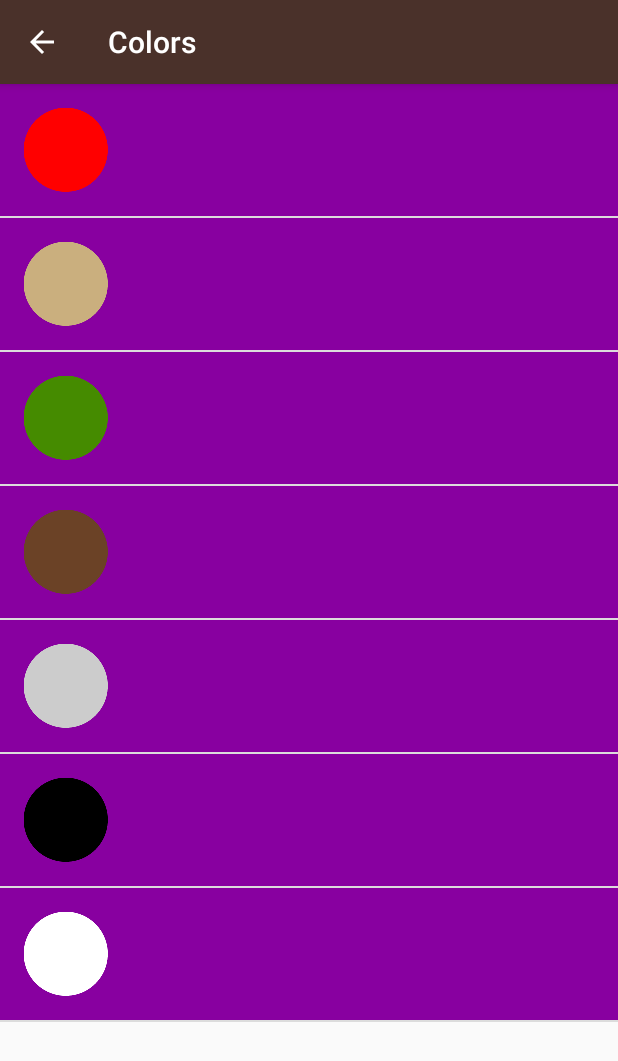
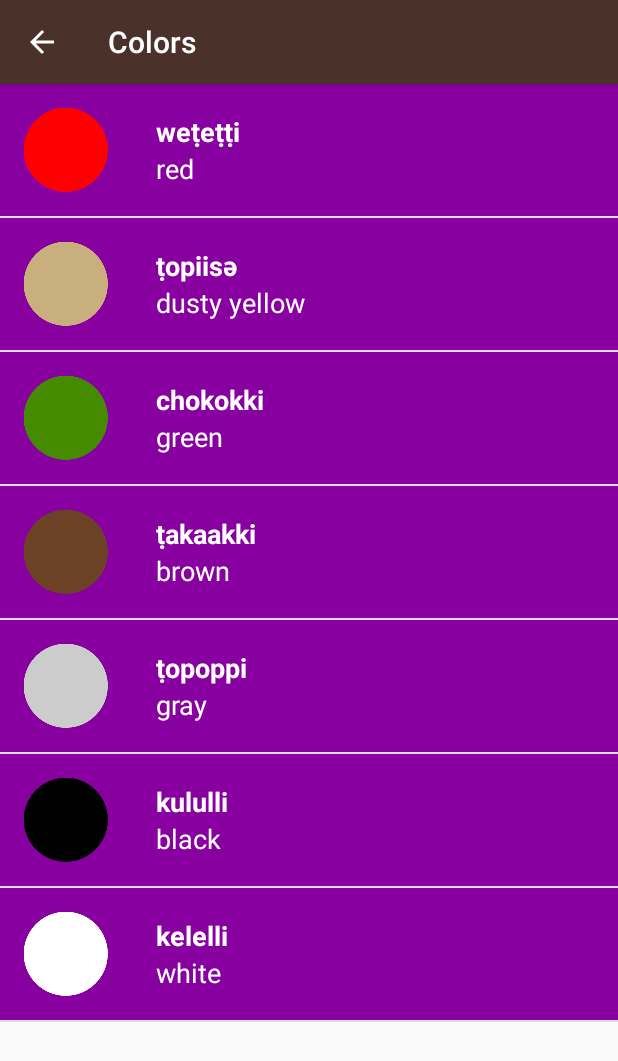
Before and after one commit to ID2GO/Gide2GO, an Android app: the screen it shows after launch (ColorsActivity), after a tap on "Colors", on a phone screen of 412 x 824 dp. Shown: the top 1061 px of the screen. Run offline under Robolectric (Android 15) with nearby library versions, the phone set to English and light mode, and no system bars; 1 statement that could not run was skipped.

Commit message:
Rearrangement & harmonisation of code in Activities for easier overview Ajusted list_item: layout_height from wrap_content to string @ dimen with height of 88dp layout_width of TextViews from 0dp to wrap_content. This prevented the text from appearing on screen

```diff
--- a/app/build.gradle
+++ b/app/build.gradle
@@ -21,7 +21,6 @@ android {
 dependencies {
     implementation fileTree(dir: 'libs', include: ['*.jar'])
     implementation 'com.android.support:appcompat-v7:27.1.1'
-    implementation 'com.android.support.constraint:constraint-layout:1.0.2'
     testImplementation 'junit:junit:4.12'
     androidTestImplementation 'com.android.support.test:runner:1.0.1'
     androidTestImplementation 'com.android.support.test.espresso:espresso-core:3.0.1'
--- a/app/src/main/AndroidManifest.xml
+++ b/app/src/main/AndroidManifest.xml
@@ -23,7 +23,9 @@
         android:roundIcon="@mipmap/ic_launcher_round"
         android:supportsRtl="true"
         android:theme="@style/AppTheme">
-        <activity android:name=".MainActivity">
+        <activity
+            android:name=".MainActivity"
+            android:theme="@style/AppTheme">
             <intent-filter>
                 <action android:name="android.intent.action.MAIN" />
 
--- a/app/src/main/java/eu/id2go/dictionary2go/ColorsActivity.java
+++ b/app/src/main/java/eu/id2go/dictionary2go/ColorsActivity.java
@@ -18,10 +18,10 @@ package eu.id2go.dictionary2go;
 
 public class ColorsActivity extends AbstractWordActivity {
 
+
+    // Create a list of words
     protected void addWord() {
 
-
-        // Create a list of words
         words.add(new Word("red", "weṭeṭṭi", R.drawable.color_red, R.raw.color_red));
         words.add(new Word("mustard yellow", "chiwiiṭә", R.drawable.color_mustard_yellow, R.raw
                 .color_mustard_yellow));
--- a/app/src/main/java/eu/id2go/dictionary2go/FamilyActivity.java
+++ b/app/src/main/java/eu/id2go/dictionary2go/FamilyActivity.java
@@ -18,10 +18,9 @@ package eu.id2go.dictionary2go;
 
 public class FamilyActivity extends AbstractWordActivity {
 
+    // Create a list of words
     protected void addWord() {
 
-
-        // Create a list of words
         words.add(new Word("father", "әpә", R.drawable.family_father, R.raw.family_father));
         words.add(new Word("mother", "әṭa", R.drawable.family_mother, R.raw.family_mother));
         words.add(new Word("son", "angsi", R.drawable.family_son, R.raw.family_son));
--- a/app/src/main/java/eu/id2go/dictionary2go/MainActivity.java
+++ b/app/src/main/java/eu/id2go/dictionary2go/MainActivity.java
@@ -17,8 +17,8 @@
 package eu.id2go.dictionary2go;
 
 import android.content.Intent;
+import android.os.Bundle;
 import android.support.v7.app.AppCompatActivity;
-import android.os.Bundle;
 import android.view.View;
 import android.widget.TextView;
 
@@ -32,10 +32,10 @@ public class MainActivity extends AppCompatActivity {
         setContentView(R.layout.activity_main);
 
         // Find the View that shows the numbers category
-        TextView numbers = (TextView) findViewById(R.id.numbers);
-        TextView family = (TextView) findViewById(R.id.family);
-        TextView colors = (TextView) findViewById(R.id.colors);
-        TextView phrases = (TextView) findViewById(R.id.phrases);
+        TextView numbers = findViewById(R.id.numbers);
+        TextView family = findViewById(R.id.family);
+        TextView colors = findViewById(R.id.colors);
+        TextView phrases = findViewById(R.id.phrases);
 
 
         // Set a click listener on that View
@@ -51,40 +51,31 @@ public class MainActivity extends AppCompatActivity {
         });
 
 
-        // Set a click listener on that View
         family.setOnClickListener(new View.OnClickListener() {
             // The code in this method will be executed when the family category is clicked on.
             @Override
             public void onClick(View view) {
-                // Create a new intent to open the {@link FamilyActivity}
                 Intent familyIntent = new Intent(MainActivity.this, FamilyActivity.class);
-                // Start the new activity
                 startActivity(familyIntent);
             }
         });
 
 
-        // Set a click listener on that View
         colors.setOnClickListener(new View.OnClickListener() {
             // The code in this method will be executed when the colors category is clicked on.
             @Override
             public void onClick(View view) {
-                // Create a new intent to open the {@link ColorsActivity}
                 Intent colorsIntent = new Intent(MainActivity.this, ColorsActivity.class);
-                // Start the new activity
                 startActivity(colorsIntent);
             }
         });
 
 
-        // Set a click listener on that View
         phrases.setOnClickListener(new View.OnClickListener() {
             // The code in this method will be executed when the phrases category is clicked on.
             @Override
             public void onClick(View view) {
-                // Create a new intent to open the {@link PhrasesActivity}
                 Intent phrasesIntent = new Intent(MainActivity.this, PhrasesActivity.class);
-                // Start the new activity
                 startActivity(phrasesIntent);
             }
         });
--- a/app/src/main/java/eu/id2go/dictionary2go/NumbersActivity.java
+++ b/app/src/main/java/eu/id2go/dictionary2go/NumbersActivity.java
@@ -18,10 +18,9 @@ package eu.id2go.dictionary2go;
 
 public class NumbersActivity extends AbstractWordActivity {
 
+
+    // Create a list of words
     protected void addWord() {
-
-
-        // Create a list of words
         words.add(new Word("one", "lutti", R.drawable.number_one, R.raw.number_one));
         words.add(new Word("two", "otiiko", R.drawable.number_two, R.raw.number_two));
         words.add(new Word("three", "tolookosu", R.drawable.number_three, R.raw.number_three));
--- a/app/src/main/java/eu/id2go/dictionary2go/PhrasesActivity.java
+++ b/app/src/main/java/eu/id2go/dictionary2go/PhrasesActivity.java
@@ -18,11 +18,8 @@ package eu.id2go.dictionary2go;
 
 public class PhrasesActivity extends AbstractWordActivity {
 
+    // Create a list of words
     protected void addWord() {
-
-
-        // Create a list of words
-
         words.add(new Word("Where are you going?", "minto wuksus", R.raw.phrase_where_are_you_going));
         words.add(new Word("What is your name?", "tinnә oyaase'nә", R.raw.phrase_what_is_your_name));
         words.add(new Word("My name is...", "oyaaset...", R.raw.phrase_my_name_is));
--- a/app/src/main/java/eu/id2go/dictionary2go/WordAdapter.java
+++ b/app/src/main/java/eu/id2go/dictionary2go/WordAdapter.java
@@ -37,7 +37,7 @@ public class WordAdapter extends ArrayAdapter<Word> {
      * Resource ID for the background color for this list of words
      */
 //    private static final String LOG_TAG = WordAdapter.class.getSimpleName();
-    private int backgroundColor = R.color.category_numbers;
+    private int backgroundColor = R.color.tan_background;
 
     /**
      * Create a new {@link WordAdapter} object.
@@ -68,20 +68,16 @@ public class WordAdapter extends ArrayAdapter<Word> {
         // Get the {@link Word} object located at this position in the list
         Word currentWord = getItem(position);
 
-        // Find the TextView in the list_item.xml layout with the ID miwok_text_view.
-        TextView miwokTextView = (TextView) listViewItem.findViewById(R.id.miwok_text_view);
-        // Get the Miwok translation from the currentWord object and set this text on
+        // Find the TextViews & ImageView in the list_item.xml layout with the ID miwok_text_view.
+        TextView miwokTextView = listViewItem.findViewById(R.id.miwok_text_view);
+        TextView defaultTextView = listViewItem.findViewById(R.id.default_text_view);
+        ImageView imageView = listViewItem.findViewById(R.id.image);
+
+        // Get the Miwok word & the translation from the currentWord object and set this text on
         // the Miwok TextView.
         miwokTextView.setText(currentWord.getMiwokTranslation());
-
-        // Find the TextView in the list_item.xml layout with the ID default_text_view.
-        TextView defaultTextView = (TextView) listViewItem.findViewById(R.id.default_text_view);
-        // Get the default translation from the currentWord object and set this text on
-        // the default TextView.
         defaultTextView.setText(currentWord.getDefaultTranslation());
 
-        // Find the ImageView in the list_item.xml layout with the ID image.
-        ImageView imageView = (ImageView) listViewItem.findViewById(R.id.image);
         // Check if an image is provided for this word or not
         if (currentWord.hasImage()) {
             // If an image is available, display the provided image based on the resource ID
--- a/app/src/main/res/layout/list_item.xml
+++ b/app/src/main/res/layout/list_item.xml
@@ -1,5 +1,4 @@
-<?xml version="1.0" encoding="utf-8"?>
-<!-- Copyright (C) 2016 The Android Open Source Project
+<?xml version="1.0" encoding="utf-8"?><!-- Copyright (C) 2016 The Android Open Source Project
 
      Licensed under the Apache License, Version 2.0 (the "License");
      you may not use this file except in compliance with the License.
@@ -18,16 +17,15 @@
 <LinearLayout xmlns:android="http://schemas.android.com/apk/res/android"
     xmlns:tools="http://schemas.android.com/tools"
     android:layout_width="match_parent"
-    android:layout_height="wrap_content"
+    android:layout_height="@dimen/list_item_height"
     android:background="@color/tan_background"
-    android:minHeight="@dimen/list_item_height"
     android:orientation="horizontal">
 
     <ImageView
         android:id="@+id/image"
-        android:contentDescription="@string/album_image"
         android:layout_width="@dimen/list_item_height"
-        android:layout_height="@dimen/list_item_height" />
+        android:layout_height="@dimen/list_item_height"
+        android:contentDescription="@string/album_image" />
 
     <LinearLayout
         android:id="@+id/text_container"
@@ -38,7 +36,7 @@
 
         <TextView
             android:id="@+id/miwok_text_view"
-            android:layout_width="0dp"
+            android:layout_width="wrap_content"
             android:layout_height="0dp"
             android:layout_weight="1"
             android:gravity="bottom"
@@ -49,7 +47,7 @@
 
         <TextView
             android:id="@+id/default_text_view"
-            android:layout_width="0dp"
+            android:layout_width="wrap_content"
             android:layout_height="0dp"
             android:layout_weight="1"
             android:gravity="top"
--- a/build.gradle
+++ b/build.gradle
@@ -7,7 +7,7 @@ buildscript {
         jcenter()
     }
     dependencies {
-        classpath 'com.android.tools.build:gradle:3.1.0'
+        classpath 'com.android.tools.build:gradle:3.1.1'
 
 
         // NOTE: Do not place your application dependencies here; they belong
```
